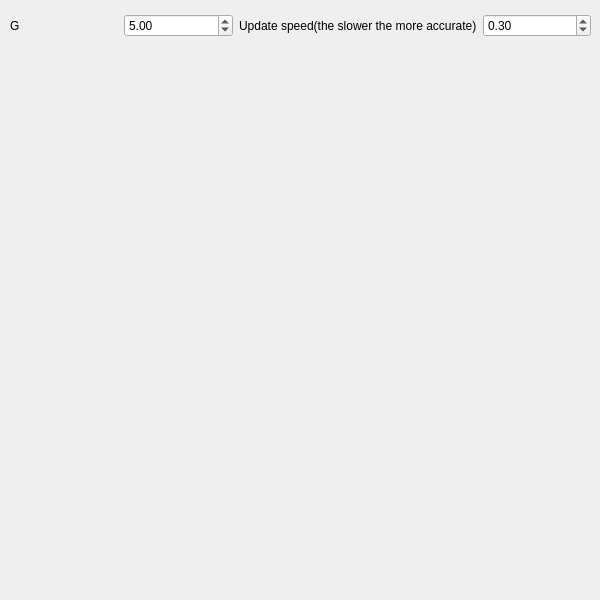
This is visualizationdlg.ui in xiaoyu2006/HowNewtonWorks as Qt 5 draws it before an edit. The edited form follows.
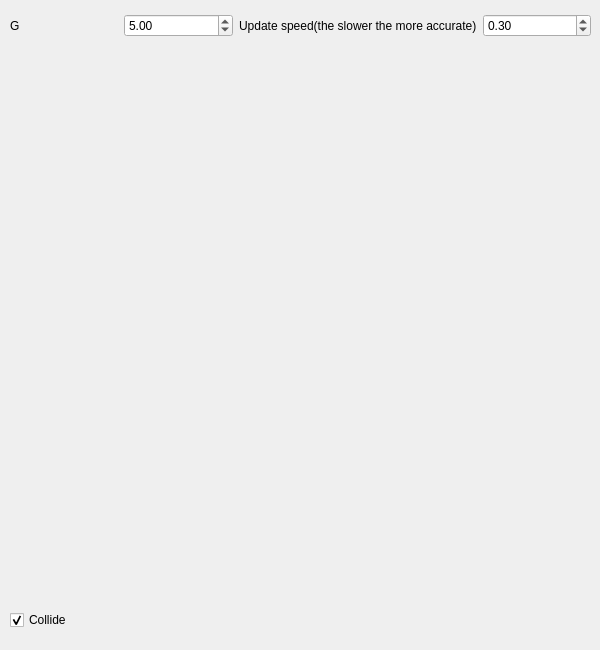
This is the edited form.

Diff of the .ui file:
```diff
--- a/visualizationdlg.ui
+++ b/visualizationdlg.ui
@@ -2,12 +2,15 @@
 <ui version="4.0">
  <class>VisualizationDlg</class>
  <widget class="QDialog" name="VisualizationDlg">
+  <property name="enabled">
+   <bool>true</bool>
+  </property>
   <property name="geometry">
    <rect>
     <x>0</x>
     <y>0</y>
     <width>600</width>
-    <height>600</height>
+    <height>650</height>
    </rect>
   </property>
   <property name="windowTitle">
@@ -71,6 +74,25 @@
     </item>
    </layout>
   </widget>
+  <widget class="QCheckBox" name="collideBox">
+   <property name="geometry">
+    <rect>
+     <x>10</x>
+     <y>610</y>
+     <width>86</width>
+     <height>20</height>
+    </rect>
+   </property>
+   <property name="text">
+    <string>Collide</string>
+   </property>
+   <property name="checkable">
+    <bool>true</bool>
+   </property>
+   <property name="checked">
+    <bool>true</bool>
+   </property>
+  </widget>
  </widget>
  <resources/>
  <connections/>
```
